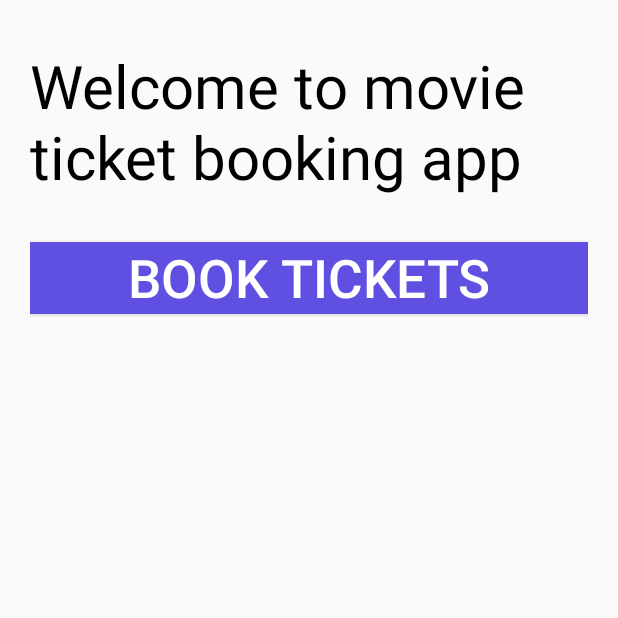
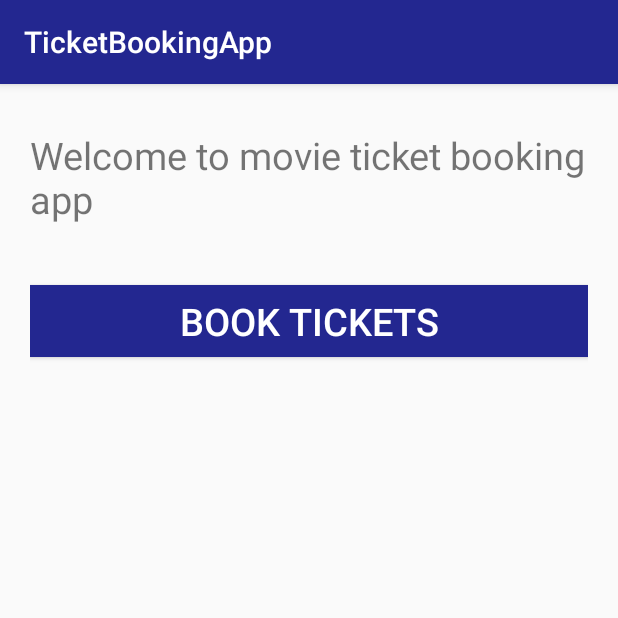
Before and after one commit to AndroidSecurityBasics/TicketBookingApp, an Android app: the screen it shows after launch (TicketBookingActivity), on a phone screen of 412 x 824 dp, the top half of it. Run offline under Robolectric (Android 15) with nearby library versions, the phone set to English and light mode, and no system bars.

Commit message:
UI enhancement
- Version updated

```diff
--- a/app/build.gradle
+++ b/app/build.gradle
@@ -1,13 +1,13 @@
 apply plugin: 'com.android.application'
 
 android {
-    compileSdkVersion 21
+    compileSdkVersion 23
     buildToolsVersion "23.0.1"
 
     defaultConfig {
         applicationId "com.booking"
         minSdkVersion 19
-        targetSdkVersion 19
+        targetSdkVersion 23
     }
 
     buildTypes {
--- a/app/src/main/AndroidManifest.xml
+++ b/app/src/main/AndroidManifest.xml
@@ -3,11 +3,9 @@
           package="com.booking"
           android:versionCode="1"
           android:versionName="1.0">
-  <uses-sdk android:minSdkVersion="19"/>
   <application android:label="@string/app_name" android:icon="@drawable/ic_launcher"
                android:theme="@style/MyMaterialTheme">
-    <activity android:name="TicketBookingActivity"
-              android:label="@string/app_name">
+    <activity android:name="TicketBookingActivity">
       <intent-filter>
         <action android:name="android.intent.action.MAIN"/>
         <category android:name="android.intent.category.LAUNCHER"/>
--- a/app/src/main/java/com/booking/TicketBookingActivity.java
+++ b/app/src/main/java/com/booking/TicketBookingActivity.java
@@ -1,15 +1,20 @@
 package com.booking;
 
-import android.app.Activity;
 import android.content.Intent;
 import android.os.Bundle;
+import android.support.v7.app.AppCompatActivity;
+import android.support.v7.widget.Toolbar;
 import android.view.View;
 
-public class TicketBookingActivity extends Activity {
+public class TicketBookingActivity extends AppCompatActivity {
+    private Toolbar toolbar;
+
     @Override
     public void onCreate(Bundle savedInstanceState) {
         super.onCreate(savedInstanceState);
         setContentView(R.layout.book);
+        toolbar = (Toolbar) findViewById(R.id.toolbar);
+        setSupportActionBar(toolbar);
     }
 
     public void bookTickets(View view) {
--- a/app/src/main/res/layout/book.xml
+++ b/app/src/main/res/layout/book.xml
@@ -1,30 +1,45 @@
-<?xml version="1.0" encoding="utf-8"?>
+<android.support.design.widget.CoordinatorLayout xmlns:android="http://schemas.android.com/apk/res/android"
+                                                 xmlns:app="http://schemas.android.com/apk/res-auto"
+                                                 android:layout_width="match_parent"
+                                                 android:layout_height="match_parent">
 
-<LinearLayout xmlns:android="http://schemas.android.com/apk/res/android"
+    <android.support.design.widget.AppBarLayout
         android:layout_width="match_parent"
+        android:layout_height="wrap_content"
+        android:theme="@style/ThemeOverlay.AppCompat.Dark.ActionBar">
+
+        <android.support.v7.widget.Toolbar
+            android:id="@+id/toolbar"
+            android:layout_width="match_parent"
+            android:layout_height="?attr/actionBarSize"
+            android:background="?attr/colorPrimary"
+            app:layout_scrollFlags="scroll|enterAlways"
+            app:popupTheme="@style/ThemeOverlay.AppCompat.Light" />
+    </android.support.design.widget.AppBarLayout>
+
+    <LinearLayout
+        android:layout_width="fill_parent"
         android:layout_height="match_parent"
+        android:layout_marginTop="?attr/actionBarSize"
         android:orientation="vertical"
-              android:padding="20dp"
-              android:weightSum="1">
+        android:paddingLeft="20dp"
+        android:paddingRight="20dp"
+        android:paddingTop="30dp">
 
         <TextView
-        android:id="@+id/textView"
             android:layout_width="wrap_content"
             android:layout_height="wrap_content"
-        android:paddingTop="10dp"
             android:text="@string/welcome"
-        android:textColor="@android:color/black"
-        android:textSize="40sp"/>
+            android:textSize="25sp"/>
 
-    <Button
-        android:id="@+id/book"
+        <Button android:id="@+id/btn_signup"
                 android:layout_width="fill_parent"
                 android:layout_height="wrap_content"
-        android:layout_marginTop="30dp"
+                android:text="@string/book_tickets"
                 android:background="@color/colorPrimary"
+                android:layout_marginTop="40dp"
+                android:textSize="25sp"
                 android:onClick="bookTickets"
-        android:text="@string/book_tickets"
-        android:textColor="@android:color/white"
-        android:textSize="35sp"/>
-
+                android:textColor="@android:color/white"/>
     </LinearLayout>
+</android.support.design.widget.CoordinatorLayout>
--- a/app/src/main/res/values/colors.xml
+++ b/app/src/main/res/values/colors.xml
@@ -1,10 +1,10 @@
 <?xml version="1.0" encoding="utf-8"?>
 <resources>
-    <color name="colorPrimary">#5f50e1</color>
+    <color name="colorPrimary">#232790</color>
     <color name="colorPrimaryTransparent">#335f50e1</color>
-    <color name="colorPrimaryDark">#4432b9</color>
+    <color name="colorPrimaryDark">#2f36a9</color>
     <color name="textColorPrimary">#FFFFFF</color>
     <color name="windowBackground">#FFFFFF</color>
     <color name="navigationBarColor">#000000</color>
-    <color name="colorAccent">#5f50e1</color>
+    <color name="colorAccent">#232790</color>
 </resources>
```
Also changed, not shown: app/src/main/java/com/booking/PaymentActivity.java (+5 -2 lines), app/src/main/res/drawable/btn_background_rectangle_orange.xml (deleted, +0 -15 lines), app/src/main/res/layout/payment.xml (+33 -14 lines). Lines whose indentation alone changed are shown as unchanged.
